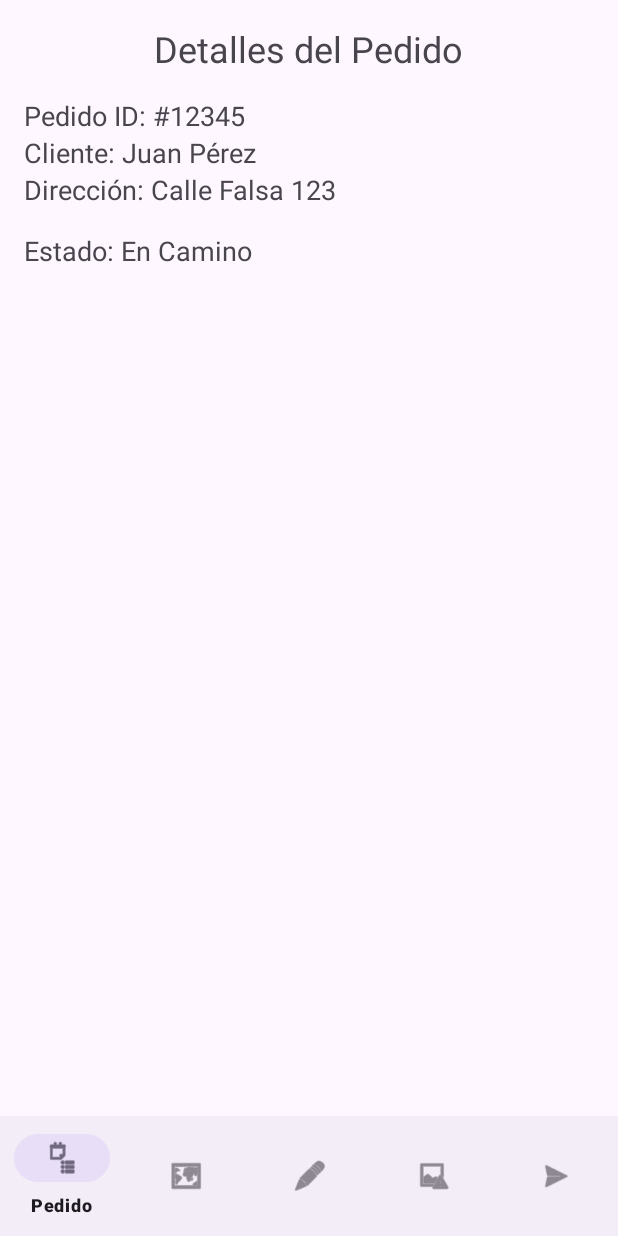
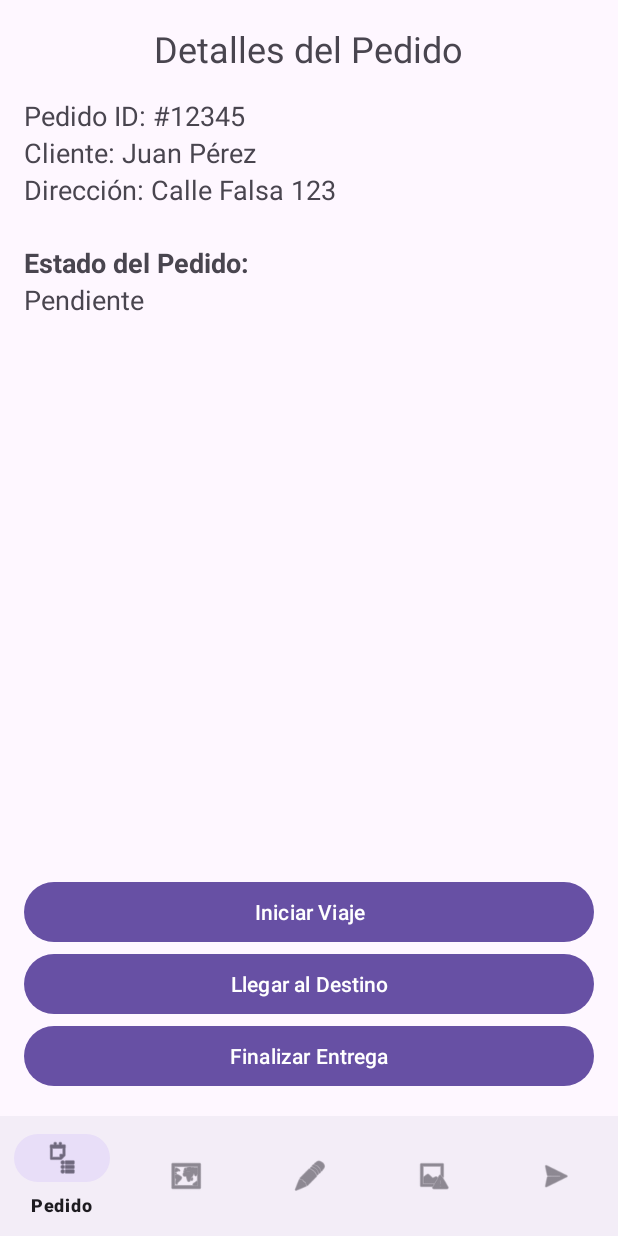
Before and after one commit to ImLome/ATC_app, an Android app: the screen it shows after launch (MainActivity), on a phone screen of 412 x 824 dp. Run offline under Robolectric (Android 15) with nearby library versions, the phone set to English and light mode, and no system bars.

Commit message:
Botones pedido.

```diff
--- a/app/src/main/java/com/example/atc_app/OrderFragment.kt
+++ b/app/src/main/java/com/example/atc_app/OrderFragment.kt
@@ -15,9 +15,25 @@ class OrderFragment : Fragment() {
     override fun onCreateView(
         inflater: LayoutInflater, container: ViewGroup?,
         savedInstanceState: Bundle?
-    ): View? {
+    ): View {
         _binding = FragmentOrderBinding.inflate(inflater, container, false)
         return binding.root
+    }
+
+    override fun onViewCreated(view: View, savedInstanceState: Bundle?) {
+        super.onViewCreated(view, savedInstanceState)
+
+        binding.btnStartTrip.setOnClickListener {
+            binding.deliveryStatus.text = "En Ruta"
+        }
+
+        binding.btnArriveDestination.setOnClickListener {
+            binding.deliveryStatus.text = "En Destino"
+        }
+
+        binding.btnCompleteDelivery.setOnClickListener {
+            binding.deliveryStatus.text = "Entrega Finalizada"
+        }
     }
 
     override fun onDestroyView() {
--- a/app/src/main/res/layout/fragment_order.xml
+++ b/app/src/main/res/layout/fragment_order.xml
@@ -1,19 +1,26 @@
 <?xml version="1.0" encoding="utf-8"?>
-<LinearLayout xmlns:android="http://schemas.android.com/apk/res/android"
+<RelativeLayout xmlns:android="http://schemas.android.com/apk/res/android"
     xmlns:tools="http://schemas.android.com/tools"
     android:layout_width="match_parent"
     android:layout_height="match_parent"
-    android:orientation="vertical"
     android:padding="16dp"
     tools:context=".OrderFragment">
 
     <TextView
+        android:id="@+id/order_title"
         android:layout_width="wrap_content"
         android:layout_height="wrap_content"
         android:text="Detalles del Pedido"
         android:textSize="24sp"
-        android:layout_gravity="center_horizontal"
+        android:layout_centerHorizontal="true"
         android:layout_marginBottom="16dp"/>
+
+    <LinearLayout
+        android:id="@+id/order_details_layout"
+        android:layout_width="match_parent"
+        android:layout_height="wrap_content"
+        android:layout_below="@+id/order_title"
+        android:orientation="vertical">
 
         <TextView
             android:id="@+id/order_id"
@@ -37,11 +44,48 @@
             android:textSize="18sp"/>
 
         <TextView
+            android:id="@+id/delivery_status_label"
+            android:layout_width="wrap_content"
+            android:layout_height="wrap_content"
+            android:layout_marginTop="24dp"
+            android:text="Estado del Pedido:"
+            android:textSize="18sp"
+            android:textStyle="bold"/>
+
+        <TextView
             android:id="@+id/delivery_status"
             android:layout_width="wrap_content"
             android:layout_height="wrap_content"
-        android:text="Estado: En Camino"
-        android:textSize="18sp"
-        android:layout_marginTop="16dp"/>
+            android:text="Pendiente"
+            android:textSize="18sp"/>
 
     </LinearLayout>
+
+    <LinearLayout
+        android:id="@+id/status_buttons_layout"
+        android:layout_width="match_parent"
+        android:layout_height="wrap_content"
+        android:orientation="vertical"
+        android:layout_alignParentBottom="true">
+
+        <Button
+            android:id="@+id/btn_start_trip"
+            android:layout_width="match_parent"
+            android:layout_height="wrap_content"
+            android:text="Iniciar Viaje"/>
+
+        <Button
+            android:id="@+id/btn_arrive_destination"
+            android:layout_width="match_parent"
+            android:layout_height="wrap_content"
+            android:text="Llegar al Destino"/>
+
+        <Button
+            android:id="@+id/btn_complete_delivery"
+            android:layout_width="match_parent"
+            android:layout_height="wrap_content"
+            android:text="Finalizar Entrega"/>
+
+    </LinearLayout>
+
+</RelativeLayout>
```
Lines whose indentation alone changed are shown as unchanged.
